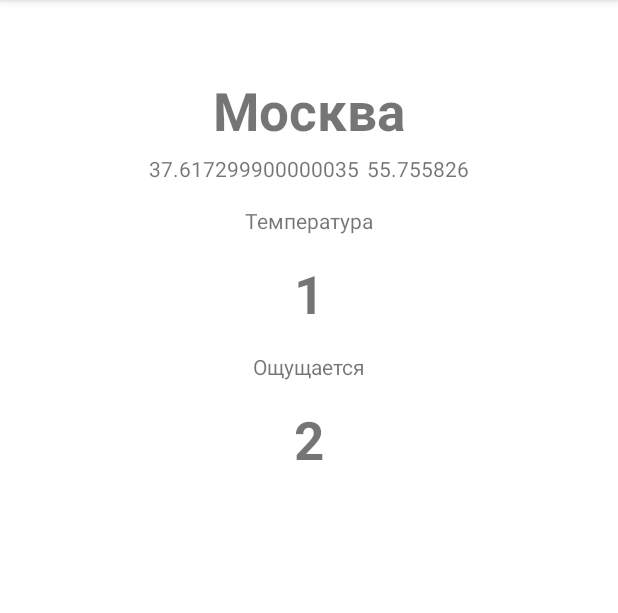
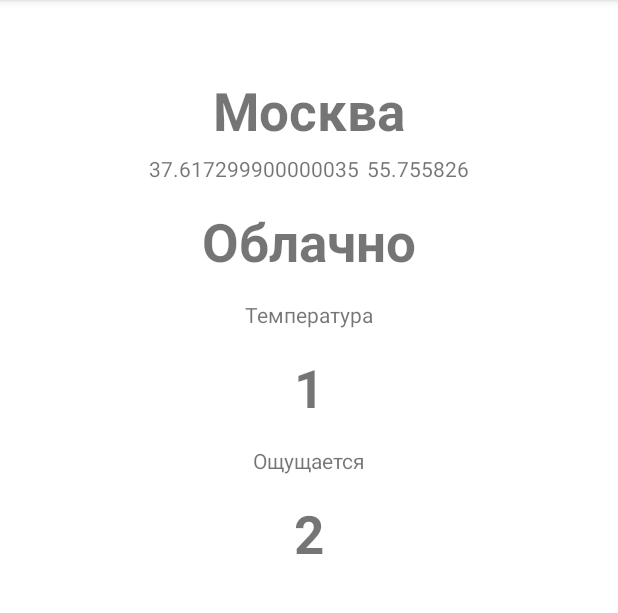
Before and after one commit to AnaStud/Weather, an Android app: the screen it shows after launch (MainActivity), after a tap on "Москва", on a phone screen of 412 x 824 dp, the part 84-697 px from its top. Run offline under Robolectric (Android 15) with nearby library versions, the phone set to English and light mode, and no system bars.

Commit message:
Добавила WeatherDTO

```diff
--- a/app/src/main/AndroidManifest.xml
+++ b/app/src/main/AndroidManifest.xml
@@ -1,6 +1,8 @@
 <?xml version="1.0" encoding="utf-8"?>
 <manifest xmlns:android="http://schemas.android.com/apk/res/android"
     package="ru.anasoft.weather">
+
+    <uses-permission android:name="android.permission.INTERNET" />
 
     <application
         android:allowBackup="true"
--- a/app/src/main/java/ru/anasoft/weather/view/details/DetailsFragment.kt
+++ b/app/src/main/java/ru/anasoft/weather/view/details/DetailsFragment.kt
@@ -46,6 +46,7 @@ class DetailsFragment : Fragment() {
                 cityName.text = city.name
                 coordinateLt.text = city.lt.toString()
                 coordinateLn.text = city.ln.toString()
+                condition.text = "Облачно"
             }
             temperature.text = weather.temperature.toString()
             feels.text = weather.feels.toString()
--- a/app/src/main/res/layout/fragment_details.xml
+++ b/app/src/main/res/layout/fragment_details.xml
@@ -51,13 +51,26 @@
         </LinearLayout>
 
         <TextView
+            android:id="@+id/condition"
+            android:layout_width="wrap_content"
+            android:layout_height="wrap_content"
+            android:layout_marginTop="@dimen/margin_15_dp"
+            android:textSize="@dimen/text_size_35_sp"
+            android:textStyle="bold"
+            app:layout_constraintEnd_toEndOf="parent"
+            app:layout_constraintStart_toStartOf="parent"
+            app:layout_constraintTop_toBottomOf="@+id/coordinates"
+            tools:text="Облачно" />
+
+
+        <TextView
             android:id="@+id/temperature_name"
             android:layout_width="wrap_content"
             android:layout_height="wrap_content"
             android:layout_marginTop="@dimen/margin_15_dp"
             app:layout_constraintEnd_toEndOf="parent"
             app:layout_constraintStart_toStartOf="parent"
-            app:layout_constraintTop_toBottomOf="@+id/coordinates"
+            app:layout_constraintTop_toBottomOf="@+id/condition"
             android:text="@string/temperature_name" />
 
         <TextView
```
Also changed, not shown: app/build.gradle (+4 -3 lines), app/src/main/java/ru/anasoft/weather/model/WeatherDTO.kt (added, +16 -0 lines).
